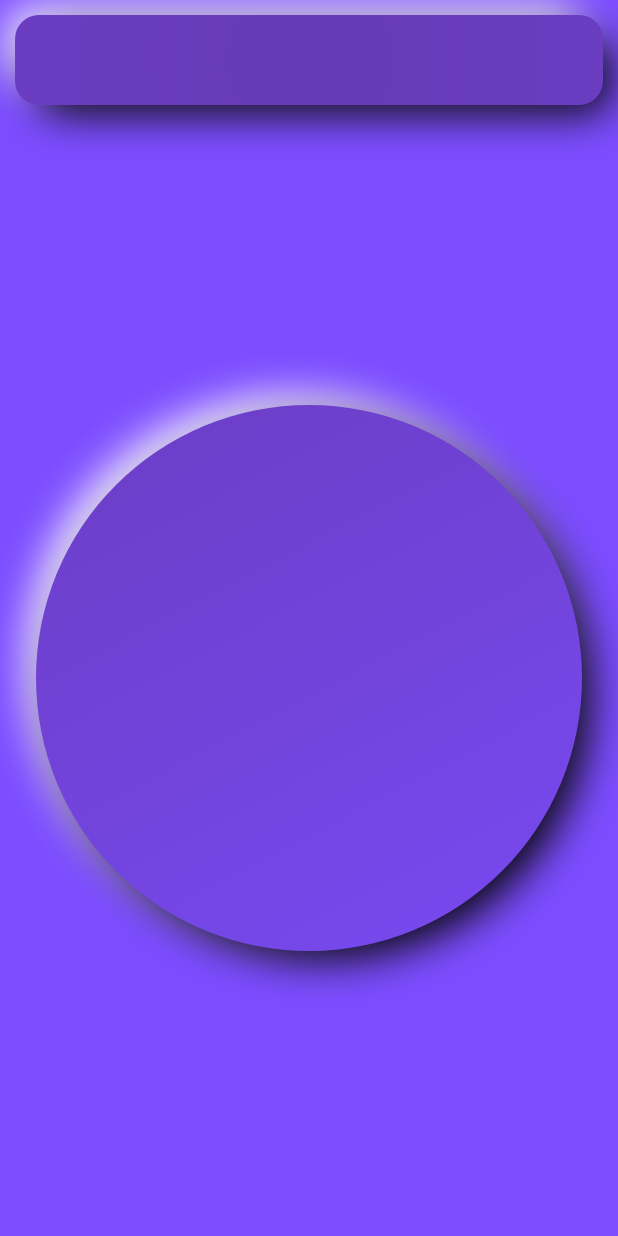
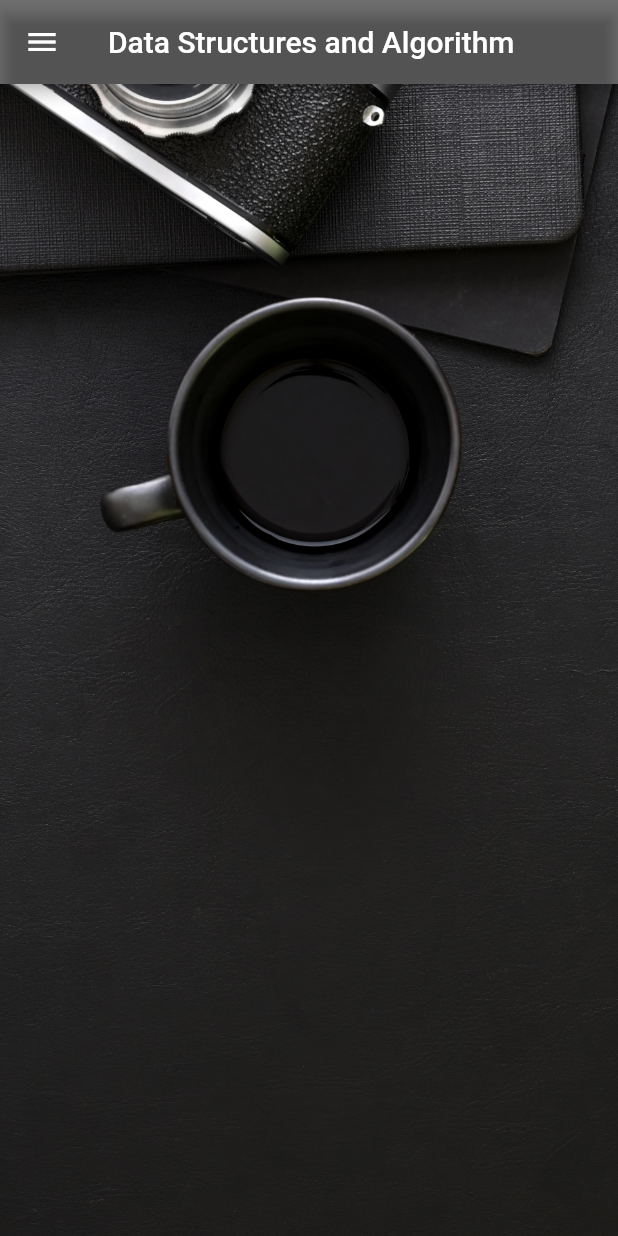
Before and after one commit to Vibhanshu2209/newAlgo, a Flutter app: the screen it shows after launch, on a phone screen of 412 x 824 dp. Run offline on Flutter 3.47's test engine with Material 2 defaults, Android fonts, the phone set to English and light mode, and no system bars; missing offline and left inert: dart:html.

```diff
--- a/lib/main.dart
+++ b/lib/main.dart
@@ -1,13 +1,10 @@
 import 'dart:html';
-
 import 'package:flutter/cupertino.dart';
 import 'package:flutter/material.dart';
 import 'package:flutter_app/CustomAppBar.dart';
-
 void main() {
   runApp(MyApp());
 }
-
 class MyApp extends StatelessWidget {
   // This widget is the root of your application.
   @override
@@ -16,31 +13,43 @@ class MyApp extends StatelessWidget {
       debugShowCheckedModeBanner: false,
       title: 'Flutter Demo',
       theme: ThemeData(
-
       ),
       home: Scaffold(
-        backgroundColor: Colors.deepPurpleAccent,
-        appBar: CustomAppBar(),
+        drawer:Drawer(
+          child:ListView(
+            padding:EdgeInsets.zero,
+            children:<Widget>[
+              DrawerHeader(
+                child:Text('CONTENTS',),
+                decoration: BoxDecoration(
+                  color:Colors.black54,
+                ),
+              ),
+              ExpansionTile(
+                title:Text('Data Structures'),
+                children:<Widget>[Text('Arrays'),Text("Linked Lists"),Text("Stack"),Text('Queues'),Text('Graphs'),Text('Trees')]
+              ),
+              ExpansionTile(
+                  title:Text('Algorithms'),
+                  children:<Widget>[Text("Greedy Algorithm"),Text("Recursive Algorithm"),Text('Backtracking Algorithm'),
+                    Text('Divide and Conquer'),Text('Brute Force Algorithm')]
+              ),
+            ]
+          )
+        ),
+        appBar: AppBar(
+          backgroundColor: Colors.black54,
+          centerTitle: true,
+          title: Text('Data Structures and Algorithm',),
+
+        ),
         body: Container(
-          margin: EdgeInsets.all(24),
-          decoration: BoxDecoration(
-            shape: BoxShape.circle,
-            boxShadow: [
-              BoxShadow(
-                offset: new Offset(-10, -10),
-                color: Colors.white,spreadRadius: -5,blurRadius: 24),
-              BoxShadow(
-                  offset: new Offset(10, 10),
-                  color: Colors.black,spreadRadius: -5,blurRadius: 24),
-              ],
-            gradient: LinearGradient(
-                begin: Alignment.topLeft,
-                end: Alignment.bottomRight,
-                colors: [Colors.deepPurple.withAlpha(255),
-                  Colors.deepPurpleAccent.withAlpha(255)]),
+          constraints: BoxConstraints.expand(),
+          decoration: new BoxDecoration(
+            image:new DecorationImage(
+              image: new AssetImage('assets/images/bgimage1.jpg'), fit: BoxFit.cover,)),
+            ),
           ),
-        ),
-      )
     );
   }
 }
--- a/pubspec.yaml
+++ b/pubspec.yaml
@@ -45,9 +45,9 @@ flutter:
   uses-material-design: true
 
   # To add assets to your application, add an assets section, like this:
-  # assets:
-  #   - images/a_dot_burr.jpeg
-  #   - images/a_dot_ham.jpeg
+  assets:
+   - assets/images/bgimage1.jpg
+
 
   # An image asset can refer to one or more resolution-specific "variants", see
   # https://flutter.dev/assets-and-images/#resolution-aware.
```
Also changed, not shown: assets/images/bgimage1.jpg (added), assets/images/bgimage2.jpg (added).
